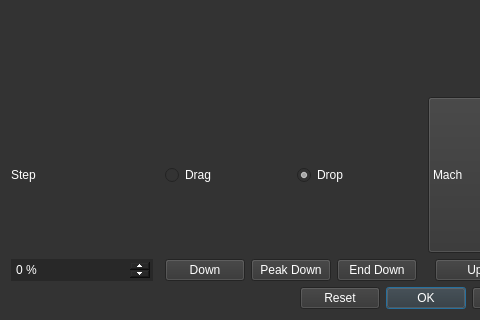
Old version of the form ui_templates/drag_func_edit.ui in the repository o-murphy/archer_ballistics_constructor; both pictures show x 0 to 480 and y 239 to 559 of the 851 by 559 pixel window.
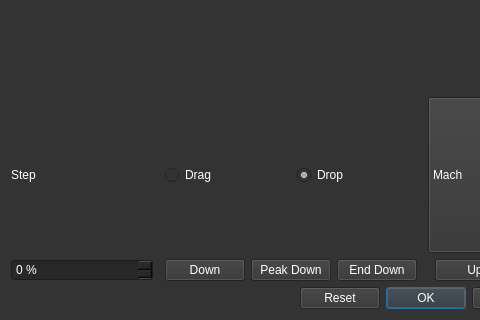
New version of the form. Icons and pictures are not drawn.

What changed in the file:
```diff
--- a/ui_templates/drag_func_edit.ui
+++ b/ui_templates/drag_func_edit.ui
@@ -57,8 +57,18 @@
 	background-color: rgb(51, 51, 51);
 }
 
-QSpinBox::up-button, QDoubleSpinBox::up-button { width: 20px; }
-QSpinBox::down-button, QDoubleSpinBox::down-button { width: 20px; }
+QSpinBox::up-button, QDoubleSpinBox::up-button {
+	width: 20px;
+	image: url(:/custom/res/custom/caret-up-fill_8.png);
+}
+QSpinBox::down-button, QDoubleSpinBox::down-button { 
+	width: 20px;
+	image: url(:/custom/res/custom/caret-down-fill_8.png);
+}
+QSpinBox::down-button:hover, QSpinBox::up-button:hover,
+QDoubleSpinBox::down-button:hover, QDoubleSpinBox::up-button:hover {
+		background-color: rgb(75, 75, 75);
+}
 QSpinBox, QDoubleSpinBox {
 	background-color: rgb(40, 40, 40);
 	alternate-background-color: rgb(40, 40, 40);
```
